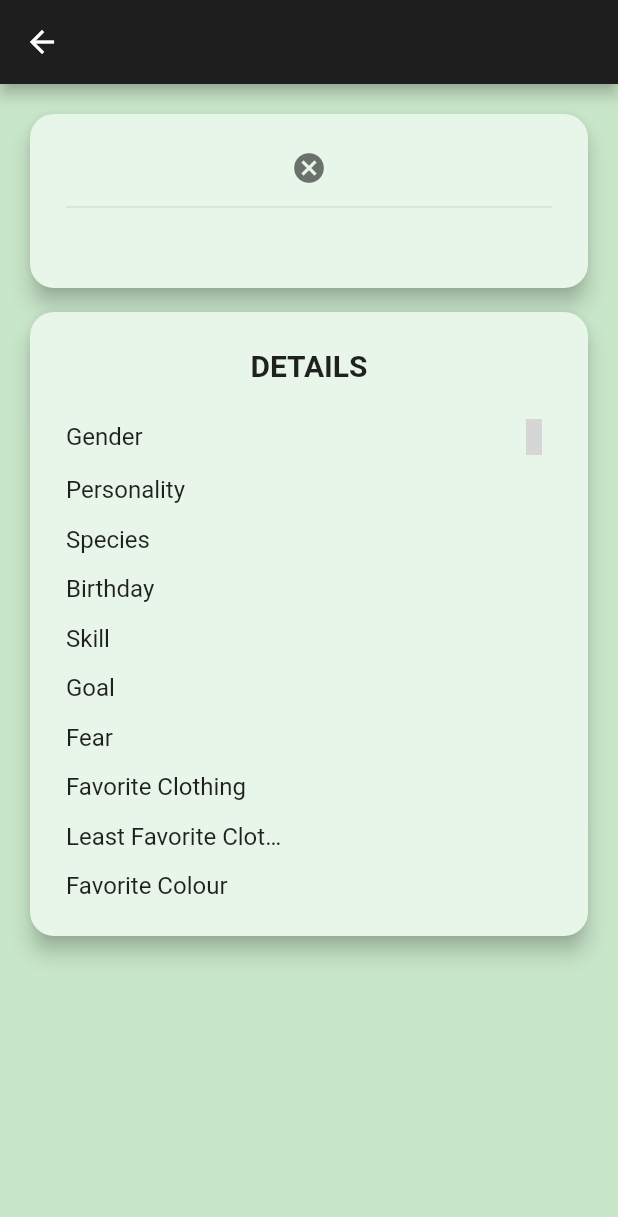
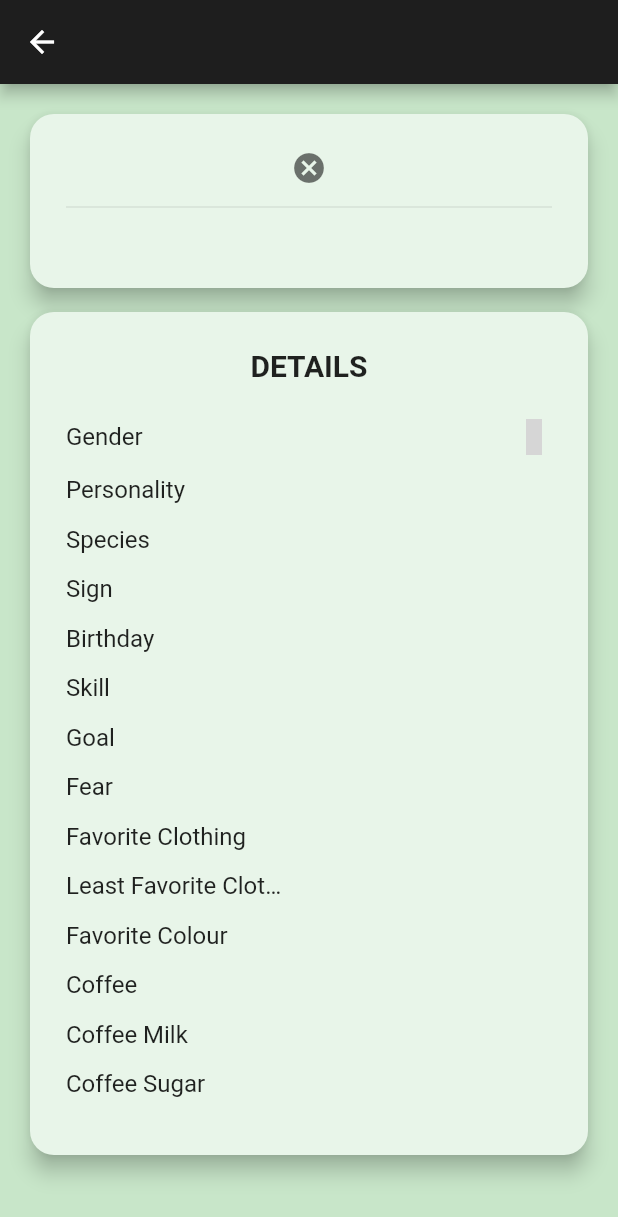
Before and after one commit to carluqcor/Animal-Crossing-App, a Flutter app: the VillagerPage screen opened directly with empty values, on a phone screen of 412 x 824 dp. Shown: the top 1217 px of the screen. Run offline on Flutter 3.47's test engine with Material 2 defaults, Android fonts, the phone set to English and light mode, and no system bars; drawn by our look-alikes of cached_network_image; our stand-ins replace dio, flutter_i18n, flutter_icons, flutter_svg, flutter_vector_icons, shared_preferences; missing offline and left inert: big_tip, expand_widget, flutter_web_browser, quick_actions, row_collection, search_page and 1 more; accounts and stored records are empty; network calls fail; grey boxes are pictures that could not be loaded.

Commit message:
Muchas cosas

```diff
--- a/lib/models/villager.dart
+++ b/lib/models/villager.dart
@@ -19,6 +19,7 @@ class Villager {
       gender,
       personality,
       species,
+      sign,
       birthday,
       islanderFavorite,
       islanderAllergic,
@@ -28,8 +29,10 @@ class Villager {
       favClothing,
       leastFavClothing,
       favColor,
-      link;
-  final List<String> fallos;
+      link,
+      coffeeType,
+      coffeeMilk,
+      coffeeSugar;
 
   const Villager({
     this.name,
@@ -38,6 +41,7 @@ class Villager {
     this.gender,
     this.personality,
     this.species,
+    this.sign,
     this.birthday,
     this.islanderFavorite,
     this.islanderAllergic,
@@ -48,27 +52,33 @@ class Villager {
     this.leastFavClothing,
     this.favColor,
     this.link,
-    this.fallos,
+    this.coffeeType,
+    this.coffeeMilk,
+    this.coffeeSugar,
   });
 
   factory Villager.fromJson(Map<String, dynamic> json) {
     return Villager(
-      name: json['name'] == null ? 'Not filled' : json['name'],
-      image: json['image'] == null ? 'Not filled' : json['image'] ,
-      quote: json['quote'] == null ? 'Not filled' : json['quote'] ,
-      gender: json['gender'] == null ? 'Not filled' : json['gender'] ,
-      personality: json['personality'] == null ? 'Not filled' : json['personality'] ,
-      species: json['species'] == null ? 'Not filled' : json['species'] ,
-      birthday: json['birthday'] == null ? 'Not filled' : json['birthday'] ,
-      islanderFavorite: json['islander-favorite'] == null ? 'Not filled' : json['islander-favorite'] ,
-      islanderAllergic: json['islander-allergic'] == null ? 'Not filled' : json['islander-allergic'] ,
-      skill: json['skill'] == null ? 'Not filled' : json['skill'] ,
-      goal: json['goal'] == null ? 'Not filled' : json['goal'] ,
-      fear: json['fear'] == null ? 'Not filled' : json['fear'] ,
-      favClothing: json['favclothing'] == null ? 'Not filled' : json['favclothing'] ,
-      leastFavClothing: json['leastfavclothing'] == null ? 'Not filled' : json['leastfavclothing'] ,
-      favColor: json['favcolor'] == null ? 'Not filled' : json['favcolor'] ,
-      link: json['link'] == null ? 'Not filled' : json['link'] ,
+      name: json['name'],
+      image: json['image'],
+      quote: json['quote'],
+      gender: json['gender'],
+      personality: json['personality'],
+      species: json['species'],
+      sign: json['sign'],
+      birthday: json['birthday'],
+      islanderFavorite: json['islander-favorite'],
+      islanderAllergic: json['islander-allergic'],
+      skill: json['skill'],
+      goal: json['goal'],
+      fear: json['fear'],
+      favClothing: json['favclothing'],
+      leastFavClothing: json['leastfavclothing'],
+      favColor: json['favcolor'],
+      link: json['link'],
+      coffeeType: json['coffee-type'],
+      coffeeMilk: json['coffee-milk'],
+      coffeeSugar: json['coffee-sugar'],
     );
   }
 }
--- a/lib/ui/pages/villager.dart
+++ b/lib/ui/pages/villager.dart
@@ -60,6 +60,14 @@ class VillagerPage extends StatelessWidget {
                         context,
                         'Species',
                         _villager.species,
+                      )
+                    : Separator.none(),
+                Separator.spacer(),
+                _villager.sign != null
+                    ? RowItem.textRow(
+                        context,
+                        'Sign',
+                        _villager.sign,
                       )
                     : Separator.none(),
                 Separator.spacer(),
@@ -131,11 +139,38 @@ class VillagerPage extends StatelessWidget {
                       )
                     : Separator.none(),
                 Separator.spacer(),
-                _villager.favColor != null ? RowItem.textRow(
-                  context,
-                  'Favorite Colour',
-                  _villager.favColor,
-                ) : Separator.none(),
+                _villager.favColor != null
+                    ? RowItem.textRow(
+                        context,
+                        'Favorite Colour',
+                        _villager.favColor,
+                      )
+                    : Separator.none(),
+                Separator.spacer(),
+                _villager.coffeeType != null
+                    ? RowItem.textRow(
+                        context,
+                        'Coffee',
+                        _villager.coffeeType,
+                      )
+                    : Separator.none(),
+                Separator.spacer(),
+                _villager.coffeeMilk != null
+                    ? RowItem.textRow(
+                        context,
+                        'Coffee Milk',
+                        _villager.coffeeMilk,
+                      )
+                    : Separator.none(),
+                Separator.spacer(),
+                _villager.coffeeSugar != null
+                    ? RowItem.textRow(
+                        context,
+                        'Coffee Sugar',
+                        _villager.coffeeSugar,
+                      )
+                    : Separator.none(),
+                Separator.spacer(),
               ],
             ),
           ),
--- a/lib/ui/tabs/villager.dart
+++ b/lib/ui/tabs/villager.dart
@@ -118,10 +118,12 @@ class VillagerTab extends StatelessWidget {
               ),
               filter: (villager) => [
                 villager.name,
+                villager.gender,
                 villager.species,
                 villager.personality,
                 villager.favColor,
               ],
+              itemStartsWith: true,
               builder: (villager) => ListTile(
                 leading: SizedBox(
                   child: CacheImage(villager.image),
--- a/pubspec.yaml
+++ b/pubspec.yaml
@@ -28,7 +28,7 @@ dependencies:
   flutter_swiper: ^1.1.6
   flutter_svg: ^0.17.3+1
   row_collection: ^0.2.4
-  search_page: ^1.1.1
+  search_page: ^1.2.0
   sliver_fab: ^1.0.0
 
   ## Tools
```
Also changed, not shown: lib/models/critter.dart (+16 -20 lines), lib/ui/pages/critter.dart (+38 -19 lines), pubspec.lock.
